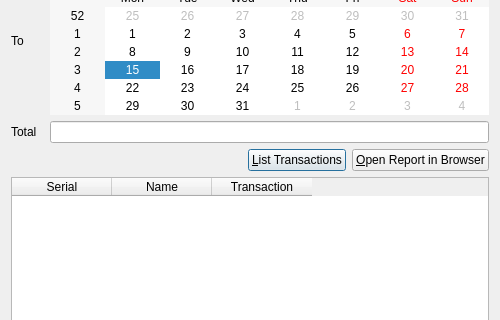
First picture: the form in forms/TransactionsDialog.ui, repository alanhaggai/Daily-Collection, before the edit; both pictures show x 0 to 500 and y 228 to 548 of the 500 by 641 pixel window.
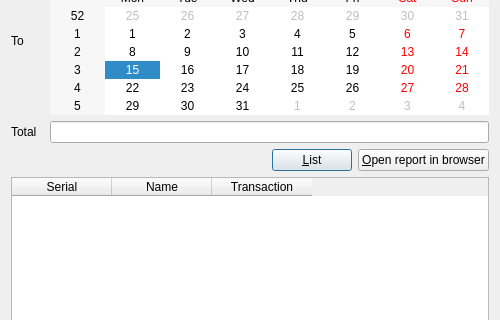
Second picture: the form after the edit. Icons and pictures are not drawn.

Patch:
```diff
--- a/forms/TransactionsDialog.ui
+++ b/forms/TransactionsDialog.ui
@@ -97,14 +97,22 @@
      <item>
       <widget class="QPushButton" name="list_transactions_button">
        <property name="text">
-        <string>&amp;List Transactions</string>
+        <string>&amp;List</string>
+       </property>
+       <property name="icon">
+        <iconset resource="../res/dailycollection.qrc">
+         <normaloff>:/Document.png</normaloff>:/Document.png</iconset>
        </property>
       </widget>
      </item>
      <item>
       <widget class="QPushButton" name="open_report_in_browser_button">
        <property name="text">
-        <string>&amp;Open Report in Browser</string>
+        <string>&amp;Open report in browser</string>
+       </property>
+       <property name="icon">
+        <iconset resource="../res/dailycollection.qrc">
+         <normaloff>:/Web-page.png</normaloff>:/Web-page.png</iconset>
        </property>
       </widget>
      </item>
```
Left out of the diff: 4 changed lines with no effect on the pictures.
